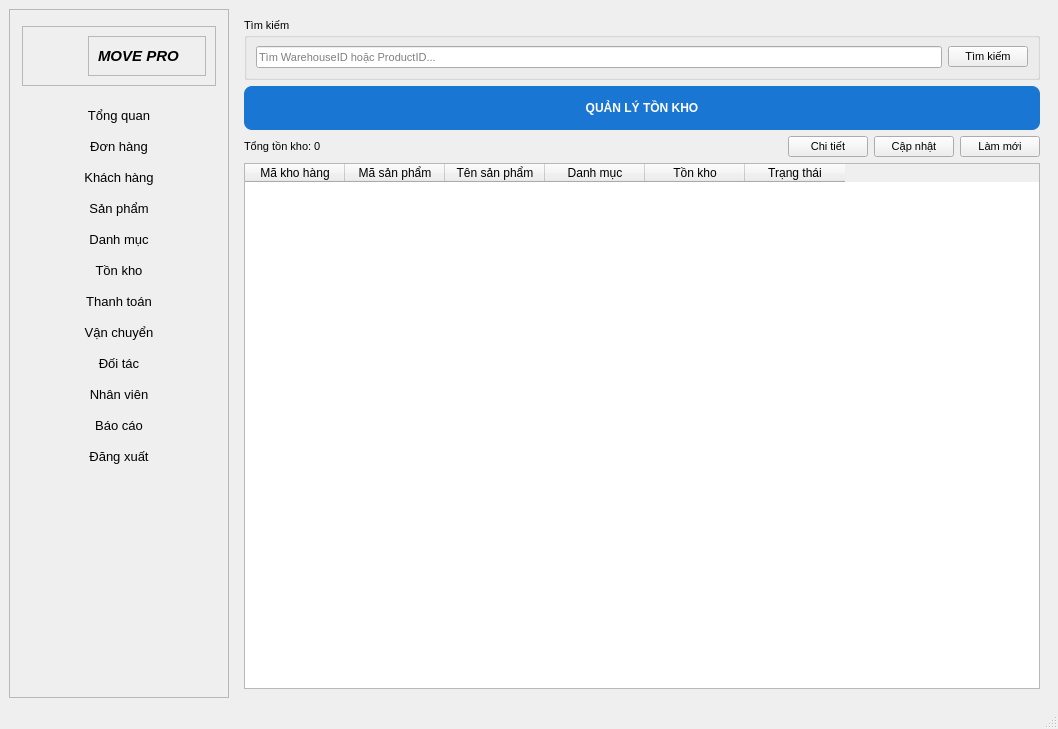
First picture: the form in ui/main_window.ui, repository thinh-doan/sales-and-warehouse-management-system, before the edit.
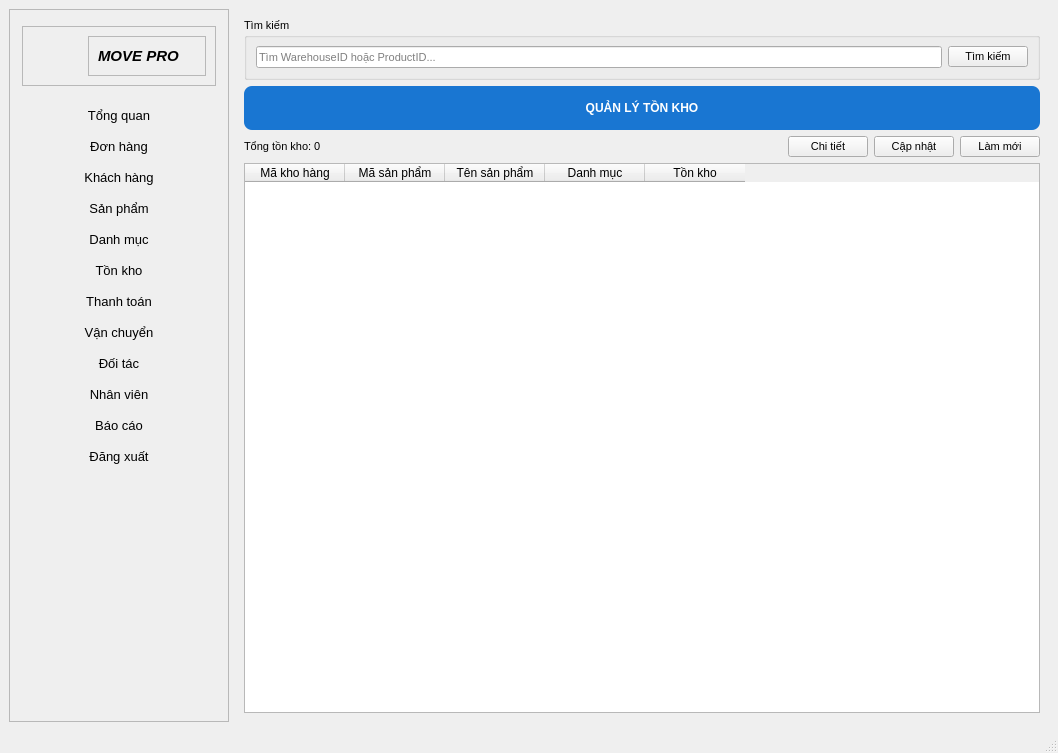
Second picture: the form after the edit. The open tabs and pages were chosen to show the change. Icons and pictures are not drawn. Custom widgets are drawn as their Qt base class.

Patch:
```diff
--- a/ui/main_window.ui
+++ b/ui/main_window.ui
@@ -7,7 +7,7 @@
     <x>0</x>
     <y>0</y>
     <width>1058</width>
-    <height>729</height>
+    <height>753</height>
    </rect>
   </property>
   <property name="font">
@@ -1531,11 +1531,6 @@
             <string>Tồn kho</string>
            </property>
           </column>
-          <column>
-           <property name="text">
-            <string>Trạng thái</string>
-           </property>
-          </column>
          </widget>
         </item>
        </layout>
```
Left out of the diff: 4 changed lines with no effect on the pictures.
